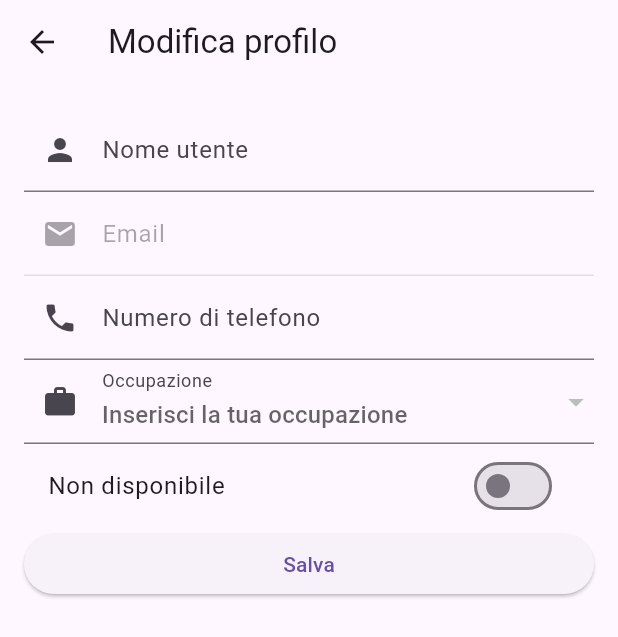
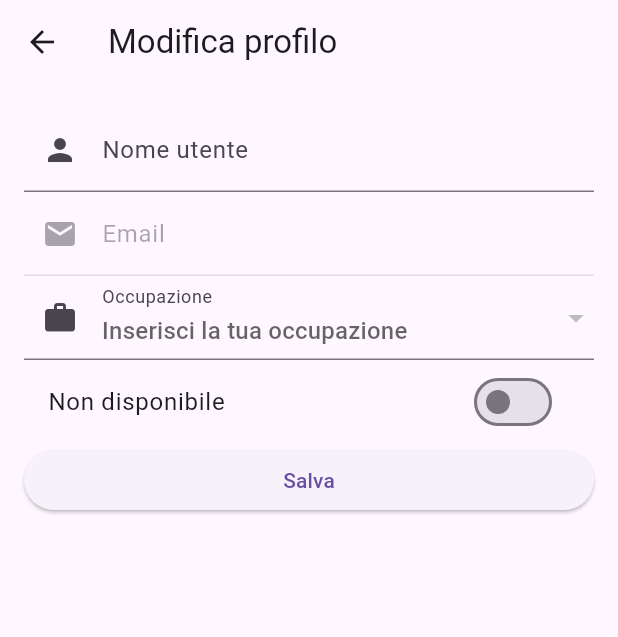
Before and after one commit to savinofiore/ServiFino-FE, a Flutter app: the EditProfileScreen screen opened directly with empty values, on a phone screen of 412 x 824 dp. Shown: the top 637 px of the screen. Run offline on Flutter 3.47's test engine with Material 3 defaults, Android fonts, the phone set to English and light mode, and no system bars; our stand-ins replace cloud_firestore, cloud_functions, firebase_auth, firebase_core, flutter_dotenv, fluttertoast; accounts and stored records are empty; network calls fail.

Commit message:
Rimozione numero telefonico, registrazione funzionante in produzione

```diff
--- a/servifino/lib/auth_router_wrapper.dart
+++ b/servifino/lib/auth_router_wrapper.dart
@@ -1,9 +1,9 @@
 import 'package:flutter/material.dart';
-import 'package:servifino/providers/owner_provider.dart';
-import 'package:servifino/providers/user_provider.dart';
+import 'package:servifino/providers/modelsProviders/owner_provider.dart';
+import 'package:servifino/providers/modelsProviders/user_provider.dart';
 import 'package:firebase_auth/firebase_auth.dart';
 import 'package:provider/provider.dart';
-import 'package:servifino/providers/works_provider.dart';
+import 'package:servifino/providers/modelsProviders/works_provider.dart';
 import 'package:servifino/utils/app_routes.dart';
 
 class AuthWrapper extends StatelessWidget {
--- a/servifino/lib/models/UserModel.dart
+++ b/servifino/lib/models/UserModel.dart
@@ -1,33 +1,22 @@
 import 'package:cloud_firestore/cloud_firestore.dart';
-import 'package:servifino/utils/app_texts.dart';
 
 class UserModel {
   final String uid;
   final String email;
-  late final String displayName;
-  late final String? phoneNumber;
-  final String? photoURL;
+  final String displayName;
   final bool disabled;
-  final bool assignment;
   late final String? work;
   final bool isOwner;
   late final bool isAvailable;
-  //final int? age; // Nuovo campo
-  //final String? address; // Nuovo campo
 
   UserModel({
     required this.uid,
     required this.email,
     required this.displayName,
-    this.phoneNumber,
-    this.photoURL,
     required this.disabled,
-    required this.assignment,
     this.work,
     required this.isOwner,
     required this.isAvailable,
-    //this.age,
-    //this.address,
   });
 
   // Crea un oggetto UserModel da un documento Firestore
@@ -37,69 +26,23 @@ class UserModel {
       uid: data['uid'],
       email: data['email'],
       displayName: data['displayName'],
-      phoneNumber: data['phoneNumber'],
-      photoURL: data['photoURL'],
       disabled: data['disabled'],
-      assignment: data['assignment'],
       work: data['work'],
       isOwner: data['isOwner'],
       isAvailable: data['isAvailable'],
-      //age: data['age'],
-      //address: data['address'],
     );
   }
 
-  /*
-  factory UserModel.fromJson(Map<String, dynamic> json) {
-    return UserModel(
-      uid: json['uid'] ?? '', // Fornisci un valore di default se null
-      email: json['email'] ?? '', // Fornisci un valore di default se null
-      displayName: json['displayName'] ?? '', // Fornisci un valore di default se null
-      phoneNumber: json['phoneNumber'] ?? '', // Fornisci un valore di default se null
-      photoURL: json['photoURL'] ?? AppTexts.utils.photoExampleUrl,
-      disabled: json['disabled'] ?? false,
-      assignment: json['assignment'] ?? false,
-      work: json['work'] ?? '', // Fornisci un valore di default se null
-      isOwner: json['isOwner'] ?? false,
-      isAvailable: json['isAvailable'] ?? false, // Fornisci un valore di default se null
-    );
-  }*/
-
-  UserModel updateLocally(
-      String newDisplayName, String newPhoneNumber, String? newWork, bool newIsAvailable) {
+  UserModel updateLocally(String newDisplayName, String? newWork, bool newIsAvailable) {
     return UserModel(
       uid: uid,
       email: email,
       displayName: newDisplayName,
-      phoneNumber: newPhoneNumber,
-      photoURL: photoURL,
       disabled: disabled,
-      assignment: assignment,
       work: newWork,
       isOwner: isOwner,
       isAvailable: newIsAvailable,
-      //age: data['age'],
-      //address: data['address'],
     );
   }
 
-  // Converte l'oggetto UserModel in una mappa per Firestore
-  /*
-  Map<String, dynamic> toMap() {
-    return {
-      'uid': uid,
-      'email': email,
-      'displayName': displayName,
-      'phoneNumber': phoneNumber,
-      'photoURL': photoURL,
-      'disabled': disabled,
-      'assignment': assignment,
-      'work': work,
-      'isOwner': isOwner,
-      'isAvailable': isAvailable
-      //'age': age,
-      //'address': address,
-    };
-  }
-  */
 }
--- a/servifino/lib/pages/owner/edit_profile_owner.dart
+++ b/servifino/lib/pages/owner/edit_profile_owner.dart
@@ -2,8 +2,8 @@ import 'package:flutter/material.dart';
 import 'package:provider/provider.dart';
 import 'package:servifino/models/OwnerModel.dart';
 import 'package:servifino/models/UserModel.dart';
-import 'package:servifino/providers/edit_profile_owner_provider.dart';
-import 'package:servifino/providers/owner_provider.dart';
+import 'package:servifino/providers/pagesProviders/edit_profile_owner_provider.dart';
+import 'package:servifino/providers/modelsProviders/owner_provider.dart';
 import 'package:servifino/utils/request_errors.dart';
 
 class EditOwnerProfileScreen extends StatelessWidget {
--- a/servifino/lib/pages/owner/profile_owner.dart
+++ b/servifino/lib/pages/owner/profile_owner.dart
@@ -5,7 +5,7 @@ import 'package:servifino/pages/owner/edit_profile_owner.dart';
 import 'package:servifino/utils/app_routes.dart';
 import 'package:servifino/utils/app_texts.dart';
 import '../../models/UserModel.dart';
-import '../../providers/user_provider.dart';
+import '../../providers/modelsProviders/user_provider.dart';
 import '../../widgets/show_confirmation_dialog.dart';
 
 class ProfileOwner extends StatelessWidget {
--- a/servifino/lib/pages/worker/edit_profile_worker.dart
+++ b/servifino/lib/pages/worker/edit_profile_worker.dart
@@ -4,8 +4,8 @@ import 'package:provider/provider.dart';
 import 'package:servifino/models/UserModel.dart';
 import 'package:servifino/utils/request_errors.dart';
 import '../../models/WorksModel.dart';
-import '../../providers/edit_profile_worker_provider.dart';
-import '../../providers/user_provider.dart';
+import '../../providers/pagesProviders/edit_profile_worker_provider.dart';
+import '../../providers/modelsProviders/user_provider.dart';
 import '../../utils/app_texts.dart';
 import '../../widgets/show_confirmation_dialog.dart';
 
@@ -26,7 +26,6 @@ class EditProfileScreen extends StatelessWidget {
       final RequestError requestError = await userProvider.updateUser(
           userId: user!.uid,
           displayName: provider.displayNameController.text,
-          phoneNumber: provider.phoneNumberController.text,
           work: provider.selectedWorkId,
           isAvailable: provider.isAvailable);
       return requestError;
@@ -81,27 +80,7 @@ class EditProfileScreen extends StatelessWidget {
                                 labelText: AppTexts.controllers.email,
                                 hintText: AppTexts.controllers.emailHint,
                                 prefixIcon: const Icon(Icons.mail),
-                              ), /*
-                              validator: (value) {
-                                if (value == null || value.isEmpty) {
-                                  return AppTexts.controllers.emailError;
-                                }
-                                return null;
-                              },*/
-                            ),
-                            TextFormField(
-                              controller: provider.phoneNumberController,
-                              decoration: InputDecoration(
-                                labelText: AppTexts.controllers.number,
-                                hintText: AppTexts.controllers.numberHint,
-                                prefixIcon: const Icon(Icons.phone),
                               ),
-                              validator: (value) {
-                                if (value == null || value.isEmpty) {
-                                  return AppTexts.controllers.numberError;
-                                }
-                                return null;
-                              },
                             ),
                             DropdownButtonFormField<String>(
                               decoration: InputDecoration(
--- a/servifino/lib/pages/worker/profile_worker.dart
+++ b/servifino/lib/pages/worker/profile_worker.dart
@@ -4,7 +4,7 @@ import 'package:servifino/utils/app_routes.dart';
 import 'package:servifino/utils/app_texts.dart';
 import '../../models/UserModel.dart';
 import '../../models/WorksModel.dart';
-import '../../providers/user_provider.dart';
+import '../../providers/modelsProviders/user_provider.dart';
 import '../../widgets/show_confirmation_dialog.dart';
 import 'edit_profile_worker.dart';
 
--- a/servifino/lib/providers/edit_profile_worker_provider.dart
+++ b/servifino/lib/providers/pagesProviders/edit_profile_worker_provider.dart
@@ -1,12 +1,11 @@
 import 'package:flutter/material.dart';
-import 'package:servifino/providers/user_provider.dart';
-import '../models/UserModel.dart';
-import '../models/WorksModel.dart';
+import 'package:servifino/providers/modelsProviders/user_provider.dart';
+import '../../models/UserModel.dart';
+import '../../models/WorksModel.dart';
 
 class ProfileEditProvider with ChangeNotifier {
   final TextEditingController displayNameController = TextEditingController();
   final TextEditingController emailController = TextEditingController();
-  final TextEditingController phoneNumberController = TextEditingController();
   String? selectedWorkId;
   bool isAvailable = false;
   bool isLoading = false;
@@ -19,7 +18,7 @@ class ProfileEditProvider with ChangeNotifier {
     if (user != null) {
       displayNameController.text = user!.displayName;
       emailController.text = user!.email;
-      phoneNumberController.text = user!.phoneNumber ?? '';
+      //phoneNumberController.text = user!.phoneNumber ?? '';
       selectedWorkId = user!.work;
       isAvailable = user!.isAvailable;
     }
@@ -55,10 +54,10 @@ class ProfileEditProvider with ChangeNotifier {
         uid: user.uid,
         email: emailController.text,
         displayName: displayNameController.text,
-        phoneNumber: phoneNumberController.text,
-        photoURL: user.photoURL,
+        //phoneNumber: phoneNumberController.text,
+        //photoURL: user.photoURL,
         disabled: user.disabled,
-        assignment: user.assignment,
+        //assignment: user.assignment,
         work: selectedWorkId,
         isOwner: user.isOwner,
         isAvailable: isAvailable,
@@ -80,7 +79,6 @@ class ProfileEditProvider with ChangeNotifier {
   void dispose() {
     displayNameController.dispose();
     emailController.dispose();
-    phoneNumberController.dispose();
     super.dispose();
   }
 }
--- a/servifino/lib/providers/register_provider.dart
+++ b/servifino/lib/providers/pagesProviders/register_provider.dart
@@ -7,7 +7,7 @@ class RegisterProvider with ChangeNotifier {
   final TextEditingController _confirmPasswordController =
       TextEditingController();
   final TextEditingController _displayNameController = TextEditingController();
-  final TextEditingController _phoneNumberController = TextEditingController();
+  //final TextEditingController _phoneNumberController = TextEditingController();
 
   bool isLoading = false;
   bool isOwner = false;
@@ -18,7 +18,7 @@ class RegisterProvider with ChangeNotifier {
   TextEditingController get confirmPasswordController =>
       _confirmPasswordController;
   TextEditingController get displayNameController => _displayNameController;
-  TextEditingController get phoneNumberController => _phoneNumberController;
+  //TextEditingController get phoneNumberController => _phoneNumberController;
 
 
   void changeLoading(value){
@@ -44,6 +44,6 @@ class RegisterProvider with ChangeNotifier {
     _passwordController.dispose();
     _confirmPasswordController.dispose();
     _displayNameController.dispose();
-    _phoneNumberController.dispose();
+   // _phoneNumberController.dispose();
   }
 }
--- a/servifino/lib/screens/authentication/login.dart
+++ b/servifino/lib/screens/authentication/login.dart
@@ -1,7 +1,7 @@
 import 'package:firebase_auth/firebase_auth.dart';
 import 'package:flutter/material.dart';
 import 'package:provider/provider.dart';
-import 'package:servifino/providers/user_provider.dart';
+import 'package:servifino/providers/modelsProviders/user_provider.dart';
 
 import '../../utils/app_routes.dart';
 import '../../utils/app_texts.dart';
--- a/servifino/lib/screens/landing/landing.dart
+++ b/servifino/lib/screens/landing/landing.dart
@@ -1,11 +1,11 @@
 import 'package:flutter/material.dart';
 import 'package:provider/provider.dart';
-import 'package:servifino/providers/owner_provider.dart';
-import 'package:servifino/providers/user_provider.dart';
+import 'package:servifino/providers/modelsProviders/owner_provider.dart';
+import 'package:servifino/providers/modelsProviders/user_provider.dart';
 import 'package:servifino/screens/landing/landing_owner.dart';
 import 'package:servifino/screens/landing/landing_worker.dart';
 import '../../models/WorksModel.dart';
-import '../../providers/works_provider.dart';
+import '../../providers/modelsProviders/works_provider.dart';
 
 class LandingScreen extends StatelessWidget {
   //late UserModel? user;
--- a/servifino/lib/screens/landing/landing_owner.dart
+++ b/servifino/lib/screens/landing/landing_owner.dart
@@ -3,8 +3,8 @@ import 'package:flutter_dotenv/flutter_dotenv.dart';
 import 'package:servifino/pages/owner/history_owner.dart';
 import 'package:servifino/pages/owner/home_owner.dart';
 import 'package:servifino/pages/owner/profile_owner.dart';
-import 'package:servifino/providers/owner_provider.dart';
-import 'package:servifino/providers/user_provider.dart';
+import 'package:servifino/providers/modelsProviders/owner_provider.dart';
+import 'package:servifino/providers/modelsProviders/user_provider.dart';
 import 'package:servifino/utils/app_texts.dart';
 
 
--- a/servifino/lib/screens/landing/landing_worker.dart
+++ b/servifino/lib/screens/landing/landing_worker.dart
@@ -4,7 +4,7 @@ import 'package:servifino/models/WorksModel.dart';
 import 'package:servifino/pages/worker/history_worker.dart';
 import 'package:servifino/pages/worker/home_worker.dart';
 import 'package:servifino/pages/worker/profile_worker.dart';
-import 'package:servifino/providers/user_provider.dart';
+import 'package:servifino/providers/modelsProviders/user_provider.dart';
 import '../../utils/app_texts.dart';
 
 class LandingWorker extends StatelessWidget {
--- a/servifino/lib/widgets/show_confirmation_dialog.dart
+++ b/servifino/lib/widgets/show_confirmation_dialog.dart
@@ -25,7 +25,7 @@ void showConfirmationDialog(BuildContext context, {
               Navigator.of(context).pop(); // Chiudi il dialog
               onConfirm(); // Esegui la funzione di conferma
             },
-            child: Text(AppTexts.controllers.confirm, style: TextStyle(color: Colors.red)),
+            child: Text(AppTexts.controllers.confirm, style: const TextStyle(color: Colors.red)),
           ),
         ],
       );
```
Also changed, not shown: servifino/lib/main.dart (+6 -6 lines), servifino/lib/providers/modelsProviders/user_provider.dart (renamed from servifino/lib/providers/user_provider.dart, +13 -28 lines), servifino/lib/screens/authentication/register.dart (+20 -24 lines), servifino/lib/widgets/show_message.dart (added, +29 -0 lines), servifino/lib/providers/modelsProviders/owner_provider.dart (renamed from servifino/lib/providers/owner_provider.dart), servifino/lib/providers/modelsProviders/works_provider.dart (renamed from servifino/lib/providers/works_provider.dart), servifino/lib/providers/pagesProviders/edit_profile_owner_provider.dart (renamed from servifino/lib/providers/edit_profile_owner_provider.dart).
